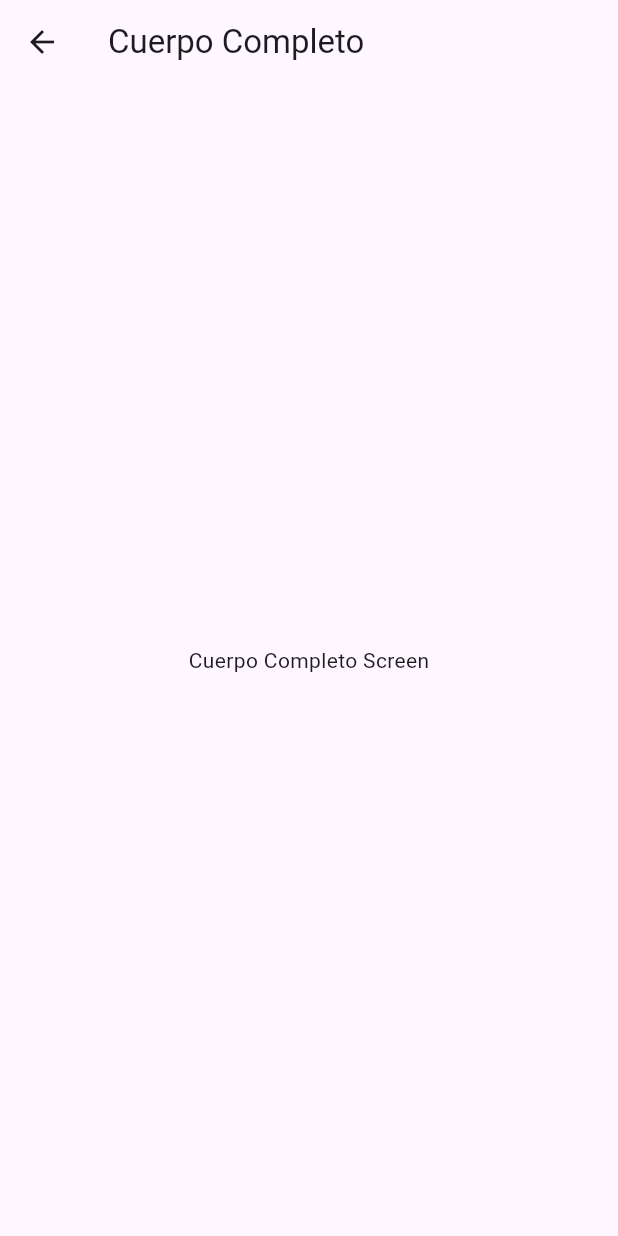
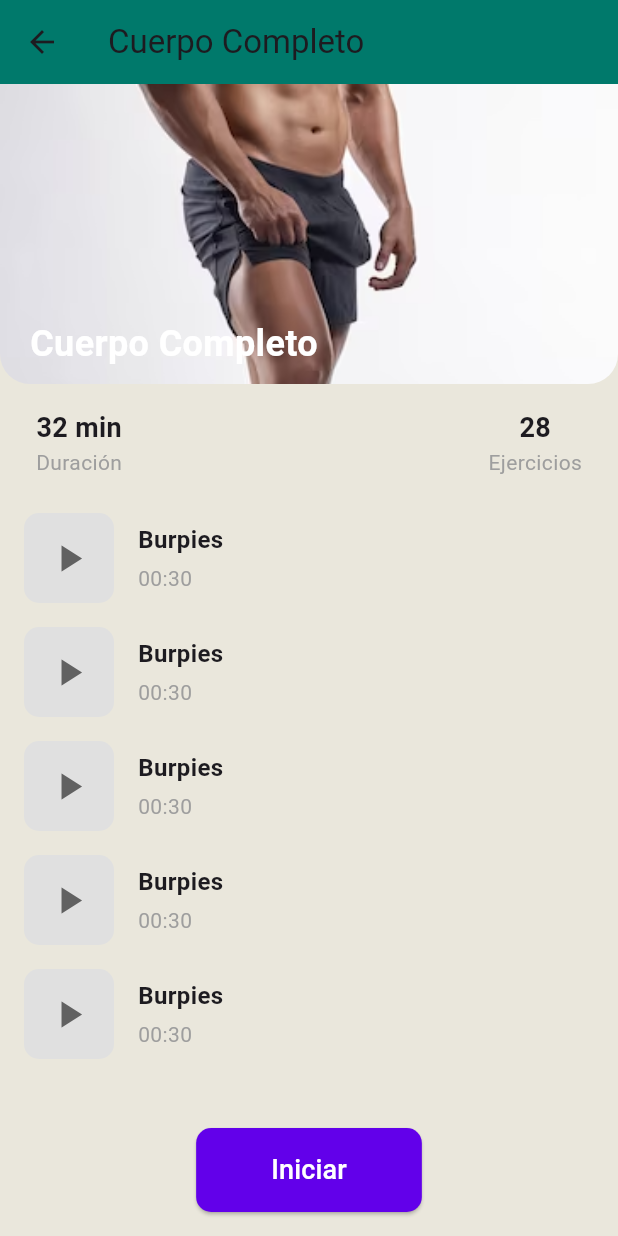
Before and after one commit to LascanoAldahir/BeSuperior, a Flutter app: the ExerciseScreen screen opened directly, after a tap on "Cuerpo Completo", on a phone screen of 412 x 824 dp. Run offline on Flutter 3.47's test engine with Material 3 defaults, Android fonts, the phone set to English and light mode, and no system bars.

Commit message:
Interfaz de cuerpo completo

```diff
--- a/besuperior/lib/screens/rutinas_screen.dart
+++ b/besuperior/lib/screens/rutinas_screen.dart
@@ -6,39 +6,39 @@ class ExerciseScreen extends StatelessWidget {
   @override
   Widget build(BuildContext context) {
     return Scaffold(
-      // Establece un fondo negro para toda la pantalla
-      backgroundColor: const Color(0xFF000000), // Color negro
-      // SafeArea asegura que el contenido no se superponga con áreas del sistema
+      // Fondo negro para toda la pantalla
+      backgroundColor: const Color(0xFF000000),
+      // SafeArea para evitar superposiciones con áreas del sistema
       body: SafeArea(
         child: Padding(
-          // Padding horizontal de 20 píxeles en ambos lados..
+          // Padding horizontal de 20 píxeles
           padding: const EdgeInsets.symmetric(horizontal: 20.0),
           child: Column(
             children: [
-              const SizedBox(height: 40), //Espacio vacio de 20 piceles de alto
+              const SizedBox(height: 40), // Espacio vacío de 40 píxeles
               Expanded(
-                //expande el widget GridView para ocupar todo el espacio disponible
+                // GridView para mostrar las tarjetas de ejercicios
                 child: GridView.builder(
                   gridDelegate: const SliverGridDelegateWithFixedCrossAxisCount(
-                    crossAxisCount: 2, //Dos columnas en el GridView
-                    crossAxisSpacing: 15, // Separacion horizontal entre elementos
-                    mainAxisSpacing: 15, //Separación vertical entre elementos
-                    childAspectRatio: 0.55, // Relacion ancho y alto de los elementos
+                    crossAxisCount: 2, // Dos columnas
+                    crossAxisSpacing: 15, // Espacio horizontal entre elementos
+                    mainAxisSpacing: 15, // Espacio vertical entre elementos
+                    childAspectRatio: 0.55, // Relación ancho/alto de las tarjetas
                   ),
-                  itemCount: 4, //Numero total de elementos en el GridView
+                  itemCount: 4, // Número de tarjetas
                   itemBuilder: (context, index) {
-                    //Lista de ejercicios con títulos e imágenes
+                    // Lista de ejercicios con títulos e imágenes
                     final exercises = [
                       {'title': 'Cuerpo Completo', 'image': 'lib/assets/cuerpo_completo.png'},
                       {'title': 'Pecho', 'image': 'lib/assets/pecho.png'},
                       {'title': 'Abdominales', 'image': 'lib/assets/abdominales.png'},
                       {'title': 'Piernas', 'image': 'lib/assets/piernas.png'},
                     ];
-                    //Crea cada tarjeta de ejercicio utilizando _buildExerciseCard
+                    // Construye cada tarjeta de ejercicio
                     return _buildExerciseCard(
-                      exercises[index]['title']!, //Titulo del Ejercicio
-                      exercises[index]['image']!, //Ruta de la imagen
-                      context, //Contexto para la navegacion
+                      exercises[index]['title']!, // Título del ejercicio
+                      exercises[index]['image']!, // Ruta de la imagen
+                      context, // Contexto para la navegación
                     );
                   },
                 ),
@@ -49,52 +49,53 @@ class ExerciseScreen extends StatelessWidget {
       ),
     );
   }
-  //Metodo para construir cada tarjeta de ejercicio.
+
+  // Método para construir cada tarjeta de ejercicio
   Widget _buildExerciseCard(String title, String imagePath, BuildContext context) {
     return GestureDetector(
       // Detecta toques en la tarjeta
       onTap: () {
-        //Navega a una nueva pantalla al tocar la tarjeta
+        // Navega a la pantalla de detalles del ejercicio
         Navigator.push(
           context,
           MaterialPageRoute(
-            builder: (context) => Scaffold(
-              appBar: AppBar(title: Text(title)), // Título del AppBar
-              body: Center(child: Text('$title Screen')), // Contenido de la nueva pantalla
+            builder: (context) => ExerciseDetailScreen(
+              title: title,
+              imagePath: imagePath,
             ),
           ),
         );
       },
       child: Container(
-        //Contenedor principal con decoracion
+        // Decoración de la tarjeta
         decoration: BoxDecoration(
-          borderRadius: BorderRadius.circular(25.0), //Bordes redondeados de 25 pixeles
+          borderRadius: BorderRadius.circular(25.0), // Bordes redondeados
           boxShadow: [
-            //Sombra alrededor de la tarjeta
+            // Sombra alrededor de la tarjeta
             BoxShadow(
-              color: Colors.black.withOpacity(0.2), //Sombra Negra
-              blurRadius: 8, //Desenfoque de la sombra
-              spreadRadius: 2, //Expansion de la sombra
+              color: Colors.black.withOpacity(0.2),
+              blurRadius: 8,
+              spreadRadius: 2,
             ),
           ],
         ),
         child: ClipRRect(
-          //Permite recortar los bordes redondeadas del contenido
+          // Recorta los bordes redondeados
           borderRadius: BorderRadius.circular(25.0),
           child: Stack(
-            //Permite superponer widgets
-            fit: StackFit.expand, //Hace que los widgets hijos ocupen todo el espacio
+            // Superpone widgets
+            fit: StackFit.expand,
             children: [
               Image.asset(
-                imagePath, // Imagen de fondo de la targeta
-                fit: BoxFit.cover, //Ajustar la imagen para cubrir todo el espacio disponible
+                imagePath, // Imagen de fondo
+                fit: BoxFit.cover, // Ajusta la imagen para cubrir el espacio
               ),
               Container(
-                //Capa de gradiente semitransparente sobre la imagen
+                // Gradiente semitransparente sobre la imagen
                 decoration: BoxDecoration(
                   gradient: LinearGradient(
-                    begin: Alignment.topCenter, //Inicio del gradiente
-                    end: Alignment.bottomCenter, //Fin del gradiente
+                    begin: Alignment.topCenter,
+                    end: Alignment.bottomCenter,
                     colors: [
                       Colors.transparent,
                       Colors.black.withOpacity(0.7),
@@ -124,3 +125,160 @@ class ExerciseScreen extends StatelessWidget {
     );
   }
 }
+
+// Pantalla de detalles del ejercicio
+class ExerciseDetailScreen extends StatelessWidget {
+  final String title;
+  final String imagePath;
+
+  const ExerciseDetailScreen({
+    Key? key,
+    required this.title,
+    required this.imagePath,
+  }) : super(key: key);
+
+  @override
+  Widget build(BuildContext context) {
+    return Scaffold(
+      backgroundColor: const Color(0xFFEAE7DC), // Fondo color crema
+      appBar: AppBar(
+        title: Text(title),
+        backgroundColor: const Color(0xFF00796B), // Verde azulado
+      ),
+      body: Column(
+        children: [
+          // Header con imagen
+          Stack(
+            children: [
+              Container(
+                height: 200,
+                decoration: BoxDecoration(
+                  borderRadius: const BorderRadius.only(
+                    bottomLeft: Radius.circular(20),
+                    bottomRight: Radius.circular(20),
+                  ),
+                  image: DecorationImage(
+                    image: AssetImage(imagePath),
+                    fit: BoxFit.cover,
+                  ),
+                ),
+              ),
+              Positioned(
+                bottom: 10,
+                left: 20,
+                child: Text(
+                  title,
+                  style: const TextStyle(
+                    color: Colors.white,
+                    fontSize: 24,
+                    fontWeight: FontWeight.bold,
+                  ),
+                ),
+              ),
+            ],
+          ),
+
+          // Duración y número de ejercicios
+          Padding(
+            padding: const EdgeInsets.symmetric(vertical: 16.0, horizontal: 24.0),
+            child: Row(
+              mainAxisAlignment: MainAxisAlignment.spaceBetween,
+              children: [
+                _infoCard("32 min", "Duración"),
+                _infoCard("28", "Ejercicios"),
+              ],
+            ),
+          ),
+
+          // Lista de ejercicios
+          Expanded(
+            child: ListView.builder(
+              itemCount: 5, // Número de ejercicios (cambia según la rutina)
+              itemBuilder: (context, index) {
+                return _exerciseTile("Burpies", "00:30"); // Ejemplo de ejercicio
+              },
+            ),
+          ),
+
+          // Botón para iniciar la rutina
+          Padding(
+            padding: const EdgeInsets.all(16.0),
+            child: ElevatedButton(
+              onPressed: () {
+                // Lógica para iniciar la rutina
+              },
+              style: ElevatedButton.styleFrom(
+                backgroundColor: const Color(0xFF6200EA), // Morado
+                padding: const EdgeInsets.symmetric(horizontal: 50, vertical: 15),
+                shape: RoundedRectangleBorder(
+                  borderRadius: BorderRadius.circular(10),
+                ),
+              ),
+              child: const Text(
+                "Iniciar",
+                style: TextStyle(fontSize: 18, color: Colors.white),
+              ),
+            ),
+          ),
+        ],
+      ),
+    );
+  }
+
+  // Widget para las tarjetas de información (Duración, Ejercicios)
+  Widget _infoCard(String value, String label) {
+    return Column(
+      children: [
+        Text(
+          value,
+          style: const TextStyle(fontSize: 18, fontWeight: FontWeight.bold),
+        ),
+        Text(
+          label,
+          style: const TextStyle(fontSize: 14, color: Colors.grey),
+        ),
+      ],
+    );
+  }
+
+  // Widget para cada fila de ejercicio
+  Widget _exerciseTile(String title, String duration) {
+    return Padding(
+      padding: const EdgeInsets.symmetric(horizontal: 16.0, vertical: 8.0),
+      child: Row(
+        children: [
+          Container(
+            width: 60,
+            height: 60,
+            decoration: BoxDecoration(
+              color: Colors.grey[300],
+              borderRadius: BorderRadius.circular(10),
+            ),
+            child: Icon(
+              Icons.play_arrow, // Ícono temporal
+              size: 30,
+              color: Colors.grey[700],
+            ),
+          ),
+          const SizedBox(width: 16),
+          Expanded(
+            child: Column(
+              crossAxisAlignment: CrossAxisAlignment.start,
+              children: [
+                Text(
+                  title,
+                  style: const TextStyle(fontSize: 16, fontWeight: FontWeight.bold),
+                ),
+                const SizedBox(height: 4),
+                Text(
+                  duration,
+                  style: const TextStyle(fontSize: 14, color: Colors.grey),
+                ),
+              ],
+            ),
+          ),
+        ],
+      ),
+    );
+  }
+}
```
Also changed, not shown: besuperior/pubspec.yaml (+5 -31 lines).
